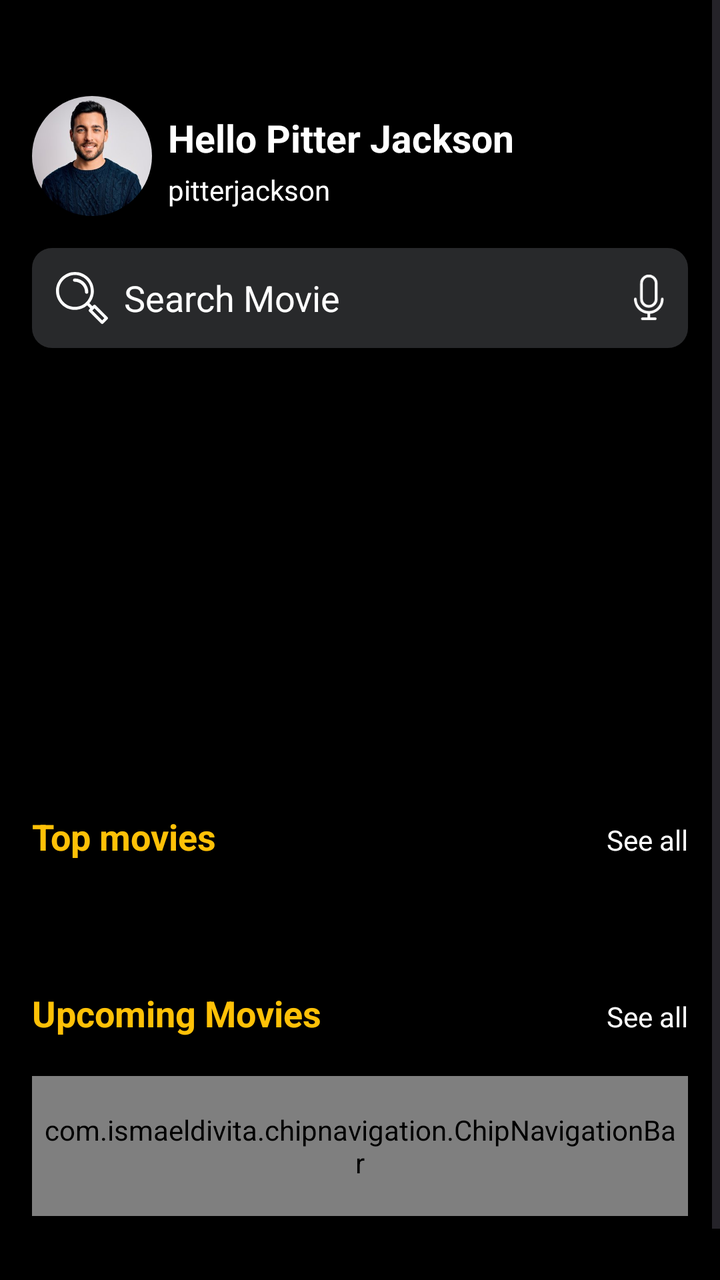
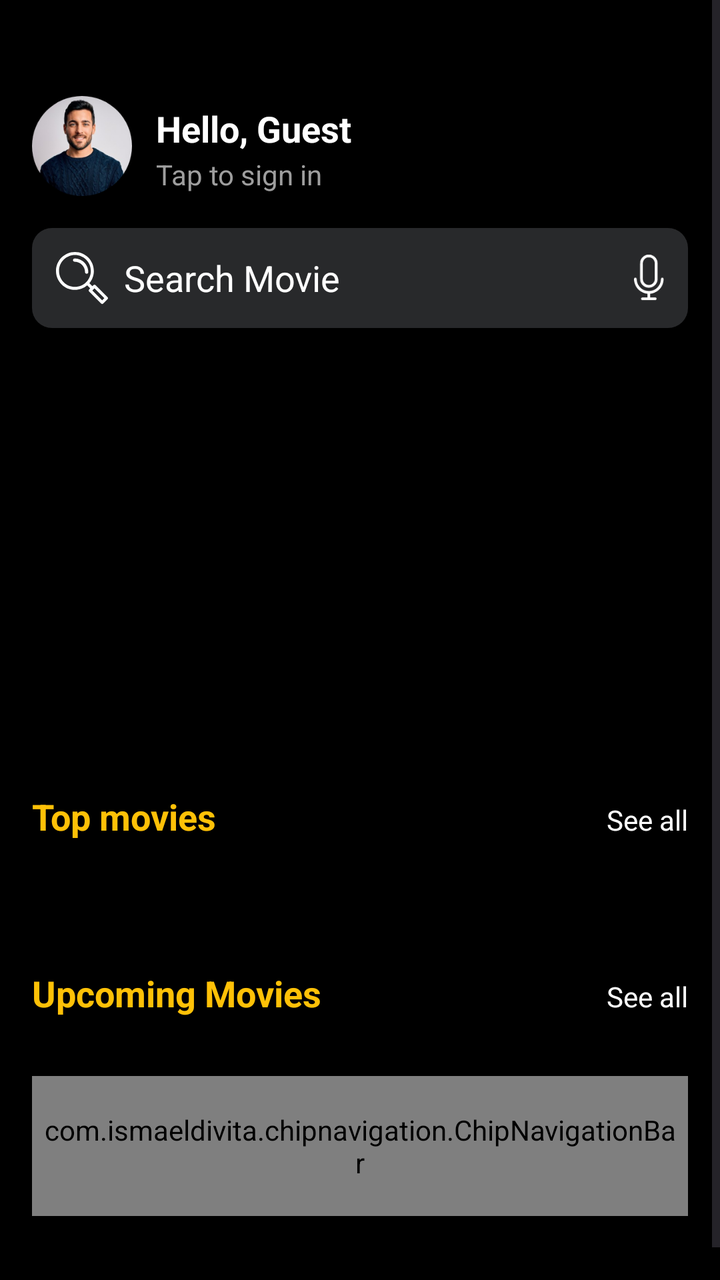

Before-and-after screenshots of an Android layout around one commit, followed by the original layout XML and the change that was made.
<!-- AndroidManifest.xml: application theme Theme.Movieticketapp -->
<!-- res/layout/activity_main.xml -->
<?xml version="1.0" encoding="utf-8"?>
<androidx.constraintlayout.widget.ConstraintLayout xmlns:android="http://schemas.android.com/apk/res/android"
    xmlns:app="http://schemas.android.com/apk/res-auto"
    xmlns:tools="http://schemas.android.com/tools"
    android:id="@+id/main"
    android:layout_width="match_parent"
    android:layout_height="match_parent"
    android:background="@color/black"
    tools:context=".activity.MainActivity" >

    <ScrollView
        android:id="@+id/scrollView2"
        android:layout_width="match_parent"
        android:layout_height="match_parent"
        app:layout_constraintEnd_toEndOf="parent"
        app:layout_constraintStart_toStartOf="parent"
        app:layout_constraintTop_toTopOf="parent">

        <LinearLayout
            android:layout_width="match_parent"
            android:layout_height="wrap_content"
            android:paddingBottom="100dp"
            android:orientation="vertical">

            <androidx.constraintlayout.widget.ConstraintLayout
                android:layout_width="match_parent"
                android:layout_height="match_parent"
                android:layout_marginHorizontal="16dp"

                android:layout_marginTop="48dp">

                <ImageView
                    android:id="@+id/imageView2"
                    android:layout_width="wrap_content"
                    android:layout_height="wrap_content"
                    app:layout_constraintBottom_toBottomOf="parent"
                    app:layout_constraintStart_toStartOf="parent"
                    app:layout_constraintTop_toTopOf="parent"
                    app:srcCompat="@drawable/profile" />

                <TextView
                    android:id="@+id/textView3"
                    android:layout_width="wrap_content"
                    android:layout_height="wrap_content"
                    android:layout_marginStart="8dp"
                    android:layout_marginTop="8dp"
                    android:text="Hello Pitter Jackson"
                    android:textColor="@color/white"
                    android:textSize="19sp"
                    android:textStyle="bold"
                    app:layout_constraintStart_toEndOf="@+id/imageView2"
                    app:layout_constraintTop_toTopOf="parent" />

                <TextView
                    android:id="@+id/textView4"
                    android:layout_width="wrap_content"
                    android:layout_height="wrap_content"
                    android:text="pitterjackson"
                    android:textColor="@color/white"
                    android:textSize="14sp"
                    app:layout_constraintBottom_toBottomOf="parent"
                    app:layout_constraintStart_toStartOf="@+id/textView3"
                    app:layout_constraintTop_toBottomOf="@+id/textView3" />


            </androidx.constraintlayout.widget.ConstraintLayout>

            <EditText
                android:id="@+id/editTextText"
                android:layout_width="match_parent"
                android:layout_height="50dp"
                android:layout_margin="16dp"
                android:background="@drawable/light_black_bg"
                android:drawableStart="@drawable/search"
                android:drawableEnd="@drawable/microphone"
                android:drawablePadding="8dp"
                android:ems="10"
                android:inputType="text"
                android:padding="12dp"
                android:text="Search Movie"
                android:textColor="@color/white"
                android:textColorHint="@color/white" />

            <androidx.constraintlayout.widget.ConstraintLayout
                android:layout_width="match_parent"
                android:layout_height="match_parent"
                android:minHeight="200dp">

                <androidx.viewpager2.widget.ViewPager2
                    android:id="@+id/viewPager2"
                    android:layout_width="0dp"
                    android:layout_height="0dp"
                    android:paddingStart="60dp"
                    android:paddingEnd="60dp"
                    app:layout_constraintBottom_toBottomOf="parent"
                    app:layout_constraintEnd_toEndOf="parent"
                    app:layout_constraintHorizontal_bias="1.0"
                    app:layout_constraintStart_toStartOf="parent"
                    app:layout_constraintTop_toTopOf="parent"
                    app:layout_constraintVertical_bias="0.0" />

                <ProgressBar
                    android:id="@+id/progressBarSlider"
                    style="?android:attr/progressBarStyle"
                    android:layout_width="wrap_content"
                    android:layout_height="wrap_content"
                    app:layout_constraintBottom_toBottomOf="parent"
                    app:layout_constraintEnd_toEndOf="parent"
                    app:layout_constraintStart_toStartOf="@+id/viewPager2"
                    app:layout_constraintTop_toTopOf="@+id/viewPager2" />

            </androidx.constraintlayout.widget.ConstraintLayout>

            <LinearLayout
                android:layout_width="match_parent"
                android:layout_height="match_parent"
                android:layout_marginHorizontal="16dp"
                android:layout_marginTop="16dp"
                android:orientation="horizontal">

                <TextView
                    android:id="@+id/textView5"
                    android:layout_width="0dp"
                    android:layout_height="wrap_content"
                    android:layout_weight="1"
                    android:text="@string/top_movies"
                    android:textColor="@color/yellow"
                    android:textSize="18sp"
                    android:textStyle="bold" />

                <TextView
                    android:id="@+id/seeallTopMovies"
                    android:layout_width="wrap_content"
                    android:layout_height="wrap_content"

                    android:text="@string/see_all"
                    android:textColor="@color/white"
                    android:textSize="14sp" />

            </LinearLayout>

            <androidx.constraintlayout.widget.ConstraintLayout
                android:layout_width="match_parent"
                android:layout_height="match_parent">

                <androidx.recyclerview.widget.RecyclerView
                    android:id="@+id/recyclerViewTopMovies"
                    android:layout_width="match_parent"
                    android:layout_height="match_parent"
                    android:clipToPadding="false"
                    android:paddingStart="12dp"
                    android:paddingEnd="12dp"
                    app:layout_constraintEnd_toEndOf="parent"
                    app:layout_constraintStart_toStartOf="parent"
                    app:layout_constraintTop_toTopOf="parent" />

                <ProgressBar
                    android:id="@+id/progressBarTopMovies"
                    style="?android:attr/progressBarStyle"
                    android:layout_width="wrap_content"
                    android:layout_height="wrap_content"
                    app:layout_constraintBottom_toBottomOf="parent"
                    app:layout_constraintEnd_toEndOf="@+id/recyclerViewTopMovies"
                    app:layout_constraintStart_toStartOf="parent"
                    app:layout_constraintTop_toTopOf="@+id/recyclerViewTopMovies" />
            </androidx.constraintlayout.widget.ConstraintLayout>

            <LinearLayout
                android:layout_width="match_parent"
                android:layout_height="wrap_content"
                android:layout_marginHorizontal="16dp"
                android:layout_marginTop="16dp"
                android:orientation="horizontal">

                <TextView
                    android:layout_width="0dp"
                    android:layout_height="wrap_content"
                    android:layout_weight="1"
                    android:text="@string/upcoming_movies"
                    android:textColor="@color/yellow"
                    android:textSize="18sp"
                    android:textStyle="bold" />

                <TextView
                    android:id="@+id/seeAllUpcoming"
                    android:layout_width="wrap_content"
                    android:layout_height="wrap_content"

                    android:text="See all"
                    android:textColor="@color/white"
                    android:textSize="14sp" />

            </LinearLayout>

            <androidx.constraintlayout.widget.ConstraintLayout
                android:layout_width="match_parent"
                android:layout_height="match_parent">

                <androidx.recyclerview.widget.RecyclerView
                    android:id="@+id/recyclerViewUpcoming"
                    android:layout_width="match_parent"
                    android:layout_height="match_parent"
                    android:clipToPadding="false"
                    android:paddingStart="12dp"
                    android:paddingEnd="12dp"
                    app:layout_constraintEnd_toEndOf="parent"
                    app:layout_constraintStart_toStartOf="parent"
                    app:layout_constraintTop_toTopOf="parent" />

                <ProgressBar
                    android:id="@+id/progressBarUpcoming"
                    style="?android:attr/progressBarStyle"
                    android:layout_width="wrap_content"
                    android:layout_height="wrap_content"
                    app:layout_constraintBottom_toBottomOf="parent"
                    app:layout_constraintEnd_toEndOf="@+id/recyclerViewUpcoming"
                    app:layout_constraintStart_toStartOf="parent"
                    app:layout_constraintTop_toTopOf="parent" />
            </androidx.constraintlayout.widget.ConstraintLayout>

        </LinearLayout>
    </ScrollView>

    <com.ismaeldivita.chipnavigation.ChipNavigationBar
        android:id="@+id/chipNav"
        android:layout_width="match_parent"
        android:layout_height="70dp"
        android:layout_marginStart="16dp"
        android:layout_marginEnd="16dp"
        android:layout_marginBottom="32dp"
        android:background="@drawable/light_black_bg"
        android:padding="4dp"
        app:cnb_iconColor="@color/white"
        app:cnb_iconSize="20dp"
        app:cnb_menuResource="@menu/buttom_menu"

        app:cnb_orientationMode="horizontal"
        app:cnb_radius="10dp"
        app:cnb_unselectedColor="@color/white"
        app:layout_constraintBottom_toBottomOf="parent"
        app:layout_constraintEnd_toEndOf="parent"
        app:layout_constraintStart_toStartOf="parent" />
</androidx.constraintlayout.widget.ConstraintLayout>
<!-- resources referenced by this layout -->
<resources>
  <color name="black">#FF000000</color>
  <color name="white">#FFFFFFFF</color>
  <color name="yellow">#ffc107</color>
  <!-- drawable light_black_bg (drawable) -->
  <?xml version="1.0" encoding="utf-8"?>
  <selector xmlns:android="http://schemas.android.com/apk/res/android">
  <item>
      <shape android:shape="rectangle">
          <solid android:color="@color/black2"/>
          <corners android:radius="10dp"/>
      </shape>
  </item>
  </selector>
  <!-- drawable microphone: png bitmap (drawable-hdpi, 911 bytes) -->
  <!-- drawable profile: png bitmap (drawable-hdpi, 14468 bytes) -->
  <!-- drawable search: png bitmap (drawable-hdpi, 1326 bytes) -->
  <string name="see_all">See all</string>
  <string name="top_movies">Top movies</string>
  <string name="upcoming_movies">Upcoming Movies</string>
  <style name="Theme.Movieticketapp" parent="Base.Theme.Movieticketapp" />
  <color name="black2">#28292b</color>
  <style name="Base.Theme.Movieticketapp" parent="Theme.Material3.DayNight.NoActionBar">
          
          
      </style>
</resources>

<!-- the commit's change to res/layout/activity_main.xml (unified diff, before → after) -->
@@ -23,44 +23,45 @@
             android:orientation="vertical">
 
             <androidx.constraintlayout.widget.ConstraintLayout
+                android:id="@+id/profileSection"
                 android:layout_width="match_parent"
                 android:layout_height="match_parent"
                 android:layout_marginHorizontal="16dp"
-
-                android:layout_marginTop="48dp">
+                android:layout_marginTop="48dp"
+                android:background="?attr/selectableItemBackground">
 
                 <ImageView
-                    android:id="@+id/imageView2"
-                    android:layout_width="wrap_content"
-                    android:layout_height="wrap_content"
+                    android:id="@+id/profileImage"
+                    android:layout_width="50dp"
+                    android:layout_height="50dp"
                     app:layout_constraintBottom_toBottomOf="parent"
                     app:layout_constraintStart_toStartOf="parent"
                     app:layout_constraintTop_toTopOf="parent"
                     app:srcCompat="@drawable/profile" />
 
                 <TextView
-                    android:id="@+id/textView3"
-                    android:layout_width="wrap_content"
-                    android:layout_height="wrap_content"
-                    android:layout_marginStart="8dp"
-                    android:layout_marginTop="8dp"
-                    android:text="Hello Pitter Jackson"
+                    android:id="@+id/tvGreeting"
+                    android:layout_width="wrap_content"
+                    android:layout_height="wrap_content"
+                    android:layout_marginStart="12dp"
+                    android:layout_marginTop="4dp"
+                    android:text="Hello, Guest"
                     android:textColor="@color/white"
-                    android:textSize="19sp"
+                    android:textSize="18sp"
                     android:textStyle="bold"
-                    app:layout_constraintStart_toEndOf="@+id/imageView2"
-                    app:layout_constraintTop_toTopOf="parent" />
-
-                <TextView
-                    android:id="@+id/textView4"
-                    android:layout_width="wrap_content"
-                    android:layout_height="wrap_content"
-                    android:text="pitterjackson"
-                    android:textColor="@color/white"
+                    app:layout_constraintStart_toEndOf="@+id/profileImage"
+                    app:layout_constraintTop_toTopOf="parent" />
+
+                <TextView
+                    android:id="@+id/tvUserEmail"
+                    android:layout_width="wrap_content"
+                    android:layout_height="wrap_content"
+                    android:text="Tap to sign in"
+                    android:textColor="#9E9E9E"
                     android:textSize="14sp"
                     app:layout_constraintBottom_toBottomOf="parent"
-                    app:layout_constraintStart_toStartOf="@+id/textView3"
-                    app:layout_constraintTop_toBottomOf="@+id/textView3" />
+                    app:layout_constraintStart_toStartOf="@+id/tvGreeting"
+                    app:layout_constraintTop_toBottomOf="@+id/tvGreeting" />
 
 
             </androidx.constraintlayout.widget.ConstraintLayout>
